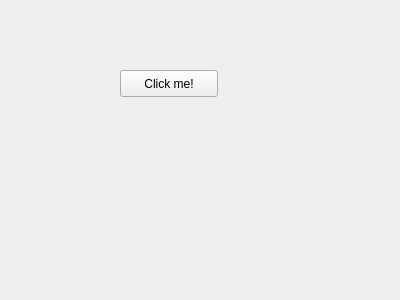
Old version of the form resource/MyPlugin.ui in the repository huyaoyu/rqt_my_plugin.
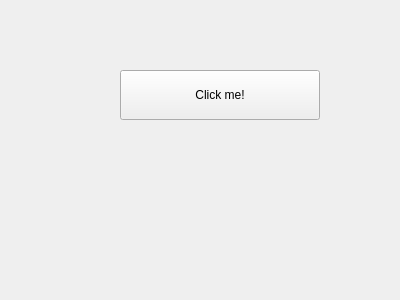
New version of the form.

What changed in the file:
```diff
--- a/resource/MyPlugin.ui
+++ b/resource/MyPlugin.ui
@@ -18,8 +18,8 @@
     <rect>
      <x>120</x>
      <y>70</y>
-     <width>98</width>
-     <height>27</height>
+     <width>200</width>
+     <height>50</height>
     </rect>
    </property>
    <property name="text">
```
